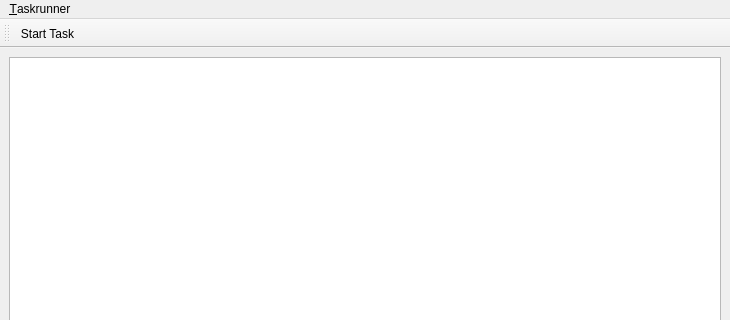
First picture: the form in gui/taskrunner/ui_taskgui.ui, repository Ulm-IQO/qudi, before the edit; both pictures show x 0 to 730 and y 0 to 320 of the 730 by 600 pixel window.
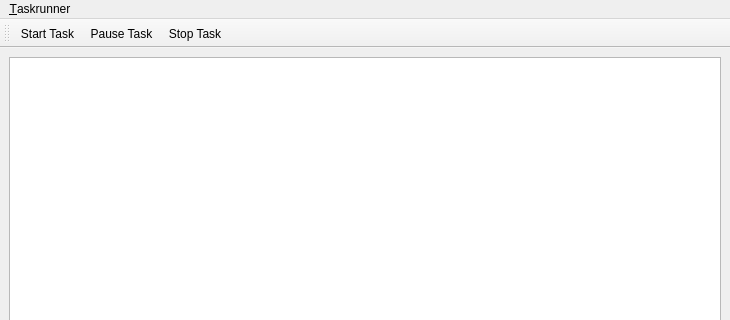
Second picture: the form after the edit. Icons and pictures are not drawn.

Commit message: progress on task running

What changed in the file:
```diff
--- a/gui/taskrunner/ui_taskgui.ui
+++ b/gui/taskrunner/ui_taskgui.ui
@@ -49,6 +49,8 @@
     <bool>false</bool>
    </attribute>
    <addaction name="actionStart_Task"/>
+   <addaction name="actionPause_Task"/>
+   <addaction name="actionStop_Task"/>
   </widget>
   <action name="actionStart_Task">
    <property name="icon">
@@ -72,6 +74,20 @@
     <string>&amp;Close</string>
    </property>
   </action>
+  <action name="actionPause_Task">
+   <property name="text">
+    <string>Pause Task</string>
+   </property>
+  </action>
+  <action name="actionStop_Task">
+   <property name="icon">
+    <iconset>
+     <normaloff>../../artwork/icons/qudiTheme/22x22/stop.png</normaloff>../../artwork/icons/qudiTheme/22x22/stop.png</iconset>
+   </property>
+   <property name="text">
+    <string>Stop Task</string>
+   </property>
+  </action>
  </widget>
  <resources/>
  <connections>
```
Left out of the diff: 2 changed lines with no effect on the pictures. The commit also changes 5 other files.
